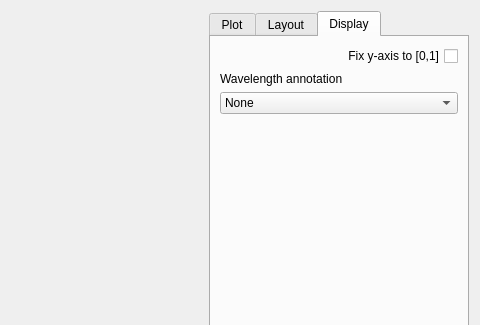
Qt form src/pcot/assets/ui/tabs/tabspectrum.ui (AU-ExoMars/PCOT) before a commit; both pictures show x 426 to 906 and y 0 to 325 of the 906 by 603 pixel window.
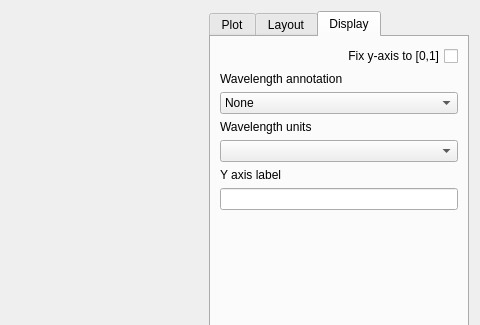
The same form after that commit. Custom widgets are drawn as their Qt base class.

Commit message: Spectrum plot wavelength units and editable y-axis label

Patch:
```diff
--- a/src/pcot/assets/ui/tabs/tabspectrum.ui
+++ b/src/pcot/assets/ui/tabs/tabspectrum.ui
@@ -19,7 +19,7 @@
   <property name="windowTitle">
    <string>Form</string>
   </property>
-  <layout class="QGridLayout" name="gridLayout" columnstretch="2,0,0,0,0">
+  <layout class="QGridLayout" name="gridLayout" columnstretch="2,0,0,0">
    <item row="0" column="3" rowspan="2">
     <widget class="QWidget" name="controls" native="true">
      <property name="maximumSize">
@@ -317,6 +317,58 @@
             </item>
            </widget>
           </item>
+          <item row="3" column="0" colspan="2">
+           <widget class="QLabel" name="label_6">
+            <property name="sizePolicy">
+             <sizepolicy hsizetype="Preferred" vsizetype="Fixed">
+              <horstretch>0</horstretch>
+              <verstretch>0</verstretch>
+             </sizepolicy>
+            </property>
+            <property name="text">
+             <string>Wavelength units</string>
+            </property>
+           </widget>
+          </item>
+          <item row="4" column="0" colspan="2">
+           <widget class="QComboBox" name="wvUnitsCombo"/>
+          </item>
+          <item row="7" column="0">
+           <spacer name="verticalSpacer">
+            <property name="orientation">
+             <enum>Qt::Orientation::Vertical</enum>
+            </property>
+            <property name="sizeHint" stdset="0">
+             <size>
+              <width>20</width>
+              <height>40</height>
+             </size>
+            </property>
+           </spacer>
+          </item>
+          <item row="6" column="0" colspan="2">
+           <widget class="QLineEdit" name="yAxisLabel">
+            <property name="sizePolicy">
+             <sizepolicy hsizetype="Expanding" vsizetype="Fixed">
+              <horstretch>0</horstretch>
+              <verstretch>0</verstretch>
+             </sizepolicy>
+            </property>
+           </widget>
+          </item>
+          <item row="5" column="0" colspan="2">
+           <widget class="QLabel" name="label_14">
+            <property name="sizePolicy">
+             <sizepolicy hsizetype="Preferred" vsizetype="Fixed">
+              <horstretch>0</horstretch>
+              <verstretch>0</verstretch>
+             </sizepolicy>
+            </property>
+            <property name="text">
+             <string>Y axis label</string>
+            </property>
+           </widget>
+          </item>
          </layout>
         </widget>
        </widget>
```
The commit also changes 2 other files.
